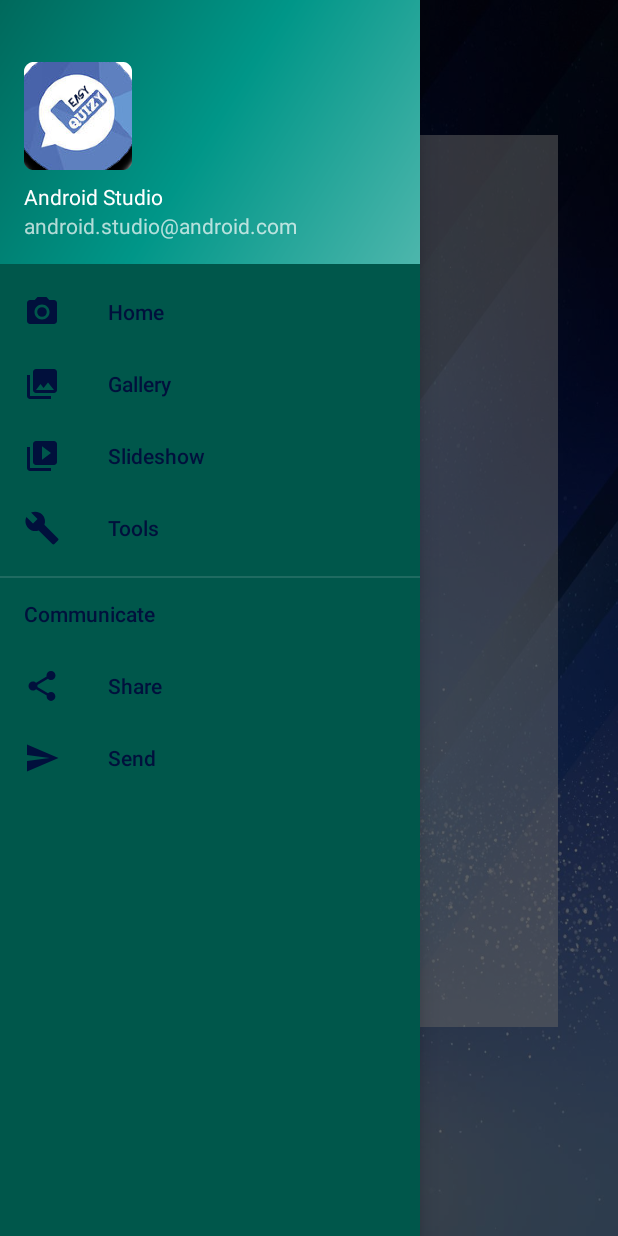
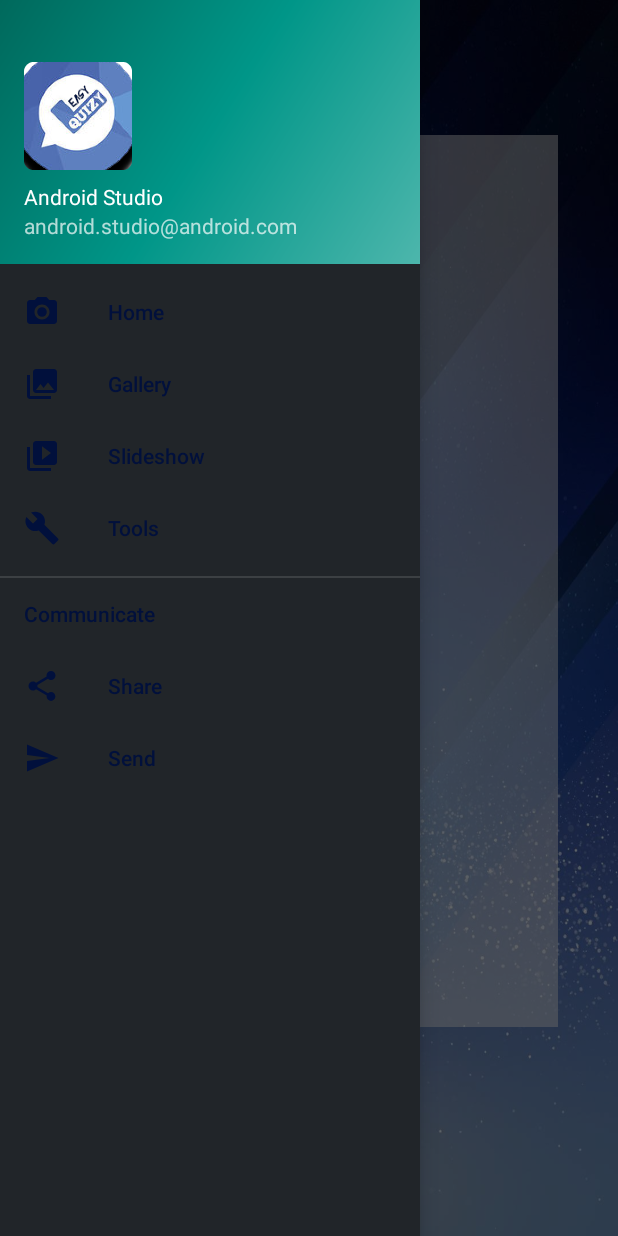
Before and after one commit to ShaniGeva12/EasyQuizy_App, an Android app: the TopicsSelectActivity screen opened directly, with no data from a screen before it, with the side drawer open, on a phone screen of 412 x 824 dp. Run offline under Robolectric (Android 15) with nearby library versions, the phone set to English and light mode, and no system bars; 1 statement that could not run was skipped.

Commit message:
laugh looks normal now thank the lord

```diff
--- a/app/src/main/res/drawable/launch_screen.xml
+++ b/app/src/main/res/drawable/launch_screen.xml
@@ -1,12 +1,12 @@
 <?xml version="1.0" encoding="utf-8"?>
-<!-- TODO shani -->
+<!-- DONE shani -->
 <shape xmlns:android="http://schemas.android.com/apk/res/android"
     android:shape="rectangle">
     <gradient
         android:angle="135"
-        android:centerColor="#FFC107"
-        android:endColor="#00695C"
-        android:startColor="#4DB6AC"
+        android:centerColor="@color/foreground_material_light"
+        android:endColor="@color/text_color_secondary"
+        android:startColor="@color/light_ish_blue"
         android:type="linear" />
 </shape>
 
--- a/app/src/main/res/values/colors.xml
+++ b/app/src/main/res/values/colors.xml
@@ -1,8 +1,11 @@
 <?xml version="1.0" encoding="utf-8"?>
 <resources>
-    <color name="colorPrimary">#008577</color>
-    <color name="colorPrimaryDark">#00574B</color>
+    <color name="OLD_colorPrimary">#008577</color>
+    <color name="OLD_colorPrimaryDark">#00574B</color>
     <color name="colorAccent">#D81B60</color>
+
+    <color name="colorPrimary">#797b7d</color>
+    <color name="colorPrimaryDark">#212529</color>
 
     <color name="colorPrimary01">#797b7d</color>
     <color name="colorPrimaryDark01">#212529</color>
@@ -12,6 +15,7 @@
     <color name="background_material_light">#b1b1b1</color>
     <color name="text_color_secondary">#01103C</color>
     <color name="text_color_thirdly">#36D0FF</color>
+    <color name="light_ish_blue"> #4DB6AC </color>
     <color name="foreground_material_light">#d6d6d6</color>
     <color name="primary_text_material_dark">#ffffff</color>
     <color name="text_color_primary">#ffffff</color>
```
